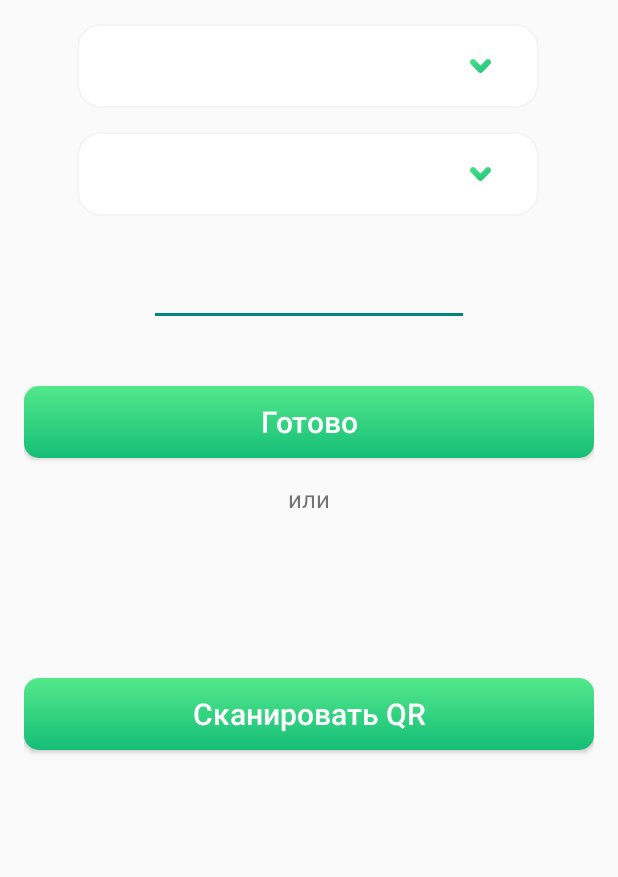
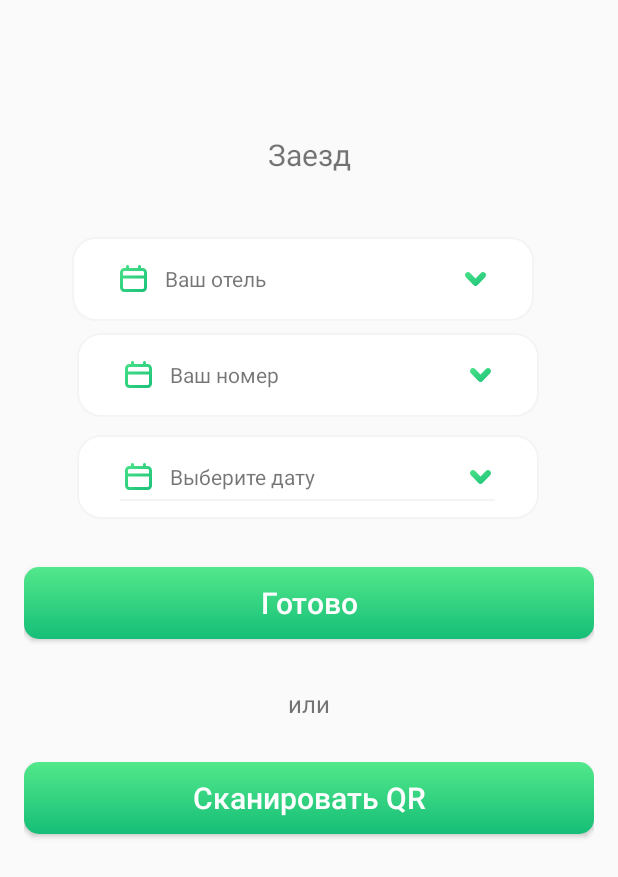
Before and after one commit to Faker334/sucsess, an Android app: the Zaseleniye screen opened directly, with no data from a screen before it, on a phone screen of 412 x 824 dp. Shown: the top 877 px of the screen. Run offline under Robolectric (Android 15) with nearby library versions, the phone set to English and light mode, and no system bars; Roboto replaces fonts that are not available here; 5 statements that could not run were skipped.

Commit message:
zakonchil_zaselenie_bes_qr

```diff
--- a/app/src/main/java/com/example/myapplication/CustomSpinner.java
+++ b/app/src/main/java/com/example/myapplication/CustomSpinner.java
@@ -3,6 +3,7 @@ package com.example.myapplication;
 import android.content.Context;
 import android.content.res.Resources;
 import android.util.AttributeSet;
+import android.view.View;
 import android.widget.Spinner;
 
 import androidx.annotation.NonNull;
@@ -56,6 +57,7 @@ public class CustomSpinner extends AppCompatSpinner {
         return super.performClick();
     }
 
+
     @Override
     public void onWindowFocusChanged (boolean hasFocus) {
         if (hasBeenOpened() && hasFocus) {
@@ -81,6 +83,7 @@ public class CustomSpinner extends AppCompatSpinner {
         }
     }
 
+
     /**
      * A boolean flag indicating that the Spinner triggered an open event.
      *
--- a/app/src/main/java/com/example/myapplication/FruitAdapter.java
+++ b/app/src/main/java/com/example/myapplication/FruitAdapter.java
@@ -7,6 +7,7 @@ import android.content.Context;
 import android.view.LayoutInflater;
 import android.view.View;
 import android.view.ViewGroup;
+import android.widget.AbsListView;
 import android.widget.BaseAdapter;
 import android.widget.ImageView;
 import android.widget.TextView;
@@ -37,7 +38,7 @@ public class FruitAdapter extends BaseAdapter {
 
     @Override
     public Object getItem(int i) {
-        return i;
+        return fruitList.get(i);
     }
 
     @Override
@@ -47,14 +48,32 @@ public class FruitAdapter extends BaseAdapter {
 
     @Override
     public View getView(int i, View view, ViewGroup viewGroup) {
+        // Здесь оставляем как есть, это вид элемента, когда спиннер закрыт
+        return createItemView(i, viewGroup);
+    }
+
+    @Override
+    public View getDropDownView(int position, View convertView, ViewGroup parent) {
+        // Если это первый элемент, возвращаем пустой макет с нулевой высотой
+        if (position == 0) {
+            View emptyView = new View(context);
+            emptyView.setLayoutParams(new AbsListView.LayoutParams(0, 0));
+            return emptyView;
+        }
+        // Для остальных элементов используем обычный макет
+        return createItemView(position, parent);
+    }
+
+    private View createItemView(int i, ViewGroup viewGroup) {
         View rootView = LayoutInflater.from(context)
                 .inflate(R.layout.item_fruit, viewGroup, false);
 
         TextView txtName = rootView.findViewById(R.id.name);
         ImageView image = rootView.findViewById(R.id.image);
 
-        txtName.setText(fruitList.get(i).getName());
-        image.setImageResource(R.drawable.chelovechekxml);
+        HotelName hotelName = fruitList.get(i);
+        txtName.setText(hotelName.getName());
+        image.setImageResource(hotelName.getImage());
 
         return rootView;
     }
--- a/app/src/main/java/com/example/myapplication/Zaseleniye.java
+++ b/app/src/main/java/com/example/myapplication/Zaseleniye.java
@@ -2,67 +2,341 @@ package com.example.myapplication;
 
 import androidx.appcompat.app.AppCompatActivity;
 
+import android.app.DatePickerDialog;
+import android.app.TimePickerDialog;
 import android.content.Intent;
+import android.content.SharedPreferences;
+import android.os.AsyncTask;
 import android.os.Bundle;
+import android.util.Log;
 import android.view.View;
-import android.widget.ArrayAdapter;
+import android.widget.AdapterView;
 import android.widget.Button;
-import android.widget.ListView;
-import android.widget.Spinner;
+import android.widget.DatePicker;
+import android.widget.TextView;
+import android.widget.TimePicker;
+import android.widget.Toast;
 
-import com.example.myapplication.inventory.Data;
+import com.example.myapplication.inventory.HotelName;
 
+import org.json.JSONArray;
+import org.json.JSONException;
+import org.json.JSONObject;
+
+import java.io.IOException;
+import java.text.SimpleDateFormat;
 import java.util.ArrayList;
+import java.util.Calendar;
 import java.util.List;
+import java.util.Locale;
 
-public class Zaseleniye extends AppCompatActivity {
-    private CustomSpinner spinner_fruits;
+import okhttp3.MediaType;
+import okhttp3.OkHttpClient;
+import okhttp3.Request;
+import okhttp3.RequestBody;
 
-    private FruitAdapter adapter;
+public class Zaseleniye extends AppCompatActivity  {
+    String IdHotel="-1";
+
+    String NumberNomer="-1";
+    String data="-1";
+
+    TextView SpinerHOtelTextVIew;
+    TextView SpinerNumberTextVIew;
+
+    List<HotelName> HotelList = new ArrayList<>();
+    List<HotelName> NumberlList = new ArrayList<>();
+    private CustomSpinner spinner_Hotel;
+    private CustomSpinner spinner_Number;
+
+    private FruitAdapter HotelAdapter;
+    private FruitAdapter NumberAdapter;
+
+
+    private class GetListHotel extends AsyncTask<Void, Void, String> {
+
+        @Override
+        protected String doInBackground(Void... voids) {
+
+
+            OkHttpClient client = new OkHttpClient().newBuilder()
+                    .build();
+            Request request = new Request.Builder()
+                    .url("https://app.successhotel.ru/api/client/organizations")
+                    .method("GET", null)
+                    .addHeader("Accept", "application/json")
+                    .addHeader("Authorization", "Bearer " + getToken()) // Добавление заголовка Authorization
+                    .build();
+
+
+            try {
+               return client.newCall(request).execute().body().string();
+            } catch (IOException e) {
+                Log.e("Tag", "мяу");
+                e.printStackTrace();
+            }
+            return null;
+        }
+
+        @Override
+        protected void onPostExecute(String result) {
+            try {
+                JSONObject  j = new JSONObject(result);
+                JSONArray jArray = j.getJSONArray("organizations");
+                for (int i=0; i < jArray.length(); i++)
+                {
+                        JSONObject oneObject = jArray.getJSONObject(i);
+                        String oneObjectsItem = oneObject.getString("id");
+                        HotelList.add(new HotelName(oneObjectsItem));
+
+
+                }
+                Log.e("TAAAAAAG", result);
+            } catch (JSONException e) {
+                throw new RuntimeException(e);
+            }
+
+        }
+    }
+
+    private class GetNomerBYHOtel extends AsyncTask<Void, Void, String> {
+        protected void  onPreExecute(){
+
+        NumberlList.clear();
+        NumberlList.add(new HotelName("1"));
+        }
+        @Override
+        protected String doInBackground(Void... voids) {
+
+
+            OkHttpClient client = new OkHttpClient().newBuilder()
+                    .build();
+            Request request = new Request.Builder()
+                    .url("https://app.successhotel.ru/api/client/organizations/"+IdHotel+"/rooms")
+                    .method("GET", null)
+                    .addHeader("Accept", "application/json")
+                    .addHeader("Authorization", "Bearer " + getToken()) // Добавление заголовка Authorization
+                    .build();
+
+
+            try {
+                return client.newCall(request).execute().body().string();
+            } catch (IOException e) {
+                Log.e("Tag", "мяу");
+                e.printStackTrace();
+            }
+            return null;
+        }
+
+        @Override
+        protected void onPostExecute(String result) {
+            try {
+                JSONObject  j = new JSONObject(result);
+                JSONArray jArray = j.getJSONArray("rooms");
+                for (int i=0; i < jArray.length(); i++)
+                {
+                    JSONObject oneObject = jArray.getJSONObject(i);
+                    String oneObjectsItem = oneObject.getString("name");
+                    NumberlList.add(new HotelName(oneObjectsItem));
+                   Log.e("добавил в намбер лист",NumberlList.get(i).getName());
+                }
+
+            } catch (JSONException e) {
+                Log.e("tatat","не нашел комнаты по айди"+IdHotel);
+            }
+            Log.e("TTTTTTTTTAAAAAAAAAAAAAAAGGGG", result);
+        }
+    }
+        private class ToNomerInHotel extends AsyncTask<Void, Void, String> {
+        protected void  onPreExecute(){
+
+
+        }
+        @Override
+        protected String doInBackground(Void... voids) {
+
+
+            OkHttpClient client = new OkHttpClient().newBuilder()
+                    .build();
+            MediaType mediaType = MediaType.parse("application/json; charset=utf-8");
+            RequestBody body = RequestBody.create(mediaType, "{\r\n    \"room_id\":"+NumberNomer+",\r\n    \"chek_in_date\":\""+data+"\"\r\n}");
+            Request request = new Request.Builder()
+                    .url("https://app.successhotel.ru/api/client/check-in")
+                    .method("POST", body)
+                    .addHeader("Accept", "application/json")
+                    .addHeader("Authorization", "Bearer " + getToken())
+                    .build();
+
+
+
+            Log.e("tatata","{\r\n    \"room_id\":"+NumberNomer+",\r\n    \"chek_in_date\":\""+data+"\"\r\n}");
+
+            try {
+                return client.newCall(request).execute().body().string();
+            } catch (IOException e) {
+                Log.e("Tag", "мяу");
+                e.printStackTrace();
+            }
+            return null;
+        }
+
+        @Override
+        protected void onPostExecute(String result) {
+            if (result.contains("true")){
+
+                Intent i = new Intent(Zaseleniye.this, InHotel.class);
+                startActivity(i);
+            }else Toast.makeText(Zaseleniye.this,"Ошибка",Toast.LENGTH_LONG).show();
+            Log.e("TTTTTTTTTAAAAAAAAAAAAAAAGGGG", result);
+        }
+    }
 
     Button InhotelBut;
-ListView listView;
     @Override
     protected void onCreate(Bundle savedInstanceState) {
         super.onCreate(savedInstanceState);
         setContentView(R.layout.activity_zaseleniye);
+
+        currentDateTime = findViewById(R.id.currentDateTime);
+
+        SpinerHOtelTextVIew =findViewById(R.id.spinerhoteltext);
+        SpinerNumberTextVIew= findViewById(R.id.spinernumberltext);
+        SpinerNumberTextVIew.setOnClickListener(new View.OnClickListener() {
+            @Override
+            public void onClick(View v) {
+
+                spinner_Number.performClick();
+            }
+        });
+        SpinerHOtelTextVIew.setOnClickListener(new View.OnClickListener() {
+            @Override
+            public void onClick(View v) {
+                spinner_Hotel.performClick();
+            }
+        });
+        HotelList.add(new HotelName("-1"));
+        NumberlList.add(new HotelName("-1"));
+
+
+
+
+
+
+
         InhotelBut= findViewById(R.id.button_in_hoyel);
         InhotelBut.setOnClickListener(new View.OnClickListener() {
             @Override
             public void onClick(View v) {
-                Intent i = new Intent(Zaseleniye.this, InHotel.class);
-                startActivity(i);
+                if (!IdHotel.equals("-1") && !(NumberNomer.equals("-1"))&& !(data.equals("-1"))){
+                new ToNomerInHotel().execute();}
+
             }
         });
 
-      // String[] countries = { "Бразилия", "Аргентина", "Колумбия", "Чили", "Уругвай"};
-//
-//            Spinner spinner = findViewById(R.id.spinner_hotel);
-//            // Создаем адаптер ArrayAdapter с помощью массива строк и стандартной разметки элемета spinner
-//            ArrayAdapter<String> adapter = new ArrayAdapter(this, android.R.layout.simple_spinner_item, countries);
-//            // Определяем разметку для использования при выборе элемента
-//            adapter.setDropDownViewResource(android.R.layout.simple_spinner_dropdown_item);
-//            // Применяем адаптер к элементу spinner
-//            spinner.setAdapter(adapter);
-//
-        spinner_fruits = findViewById(R.id.spinner_hotel);
 
+        spinner_Hotel = findViewById(R.id.spinner_hotel);                   //присвоение адаптеров
+        HotelAdapter = new FruitAdapter(Zaseleniye.this, HotelList);
+        spinner_Hotel.setAdapter(HotelAdapter);
 
-        adapter = new FruitAdapter(Zaseleniye.this, Data.getFruitList());
-        spinner_fruits.setAdapter(adapter);
-
-    }
-
-
-    public void onPopupWindowOpened(Spinner spinner) {
-        spinner_fruits.setBackground(getResources().getDrawable(R.drawable.krovat));
-    }
-
-    public void onPopupWindowClosed(Spinner spinner) {
-        spinner_fruits.setBackground(getResources().getDrawable(R.drawable.krovat));
-    }
+        spinner_Number =findViewById(R.id.spinner_nomer);
+        NumberAdapter = new FruitAdapter(Zaseleniye.this, NumberlList);
+        spinner_Number.setPrompt("выберите номеррррр");
+        spinner_Number.setAdapter(NumberAdapter);
 
 
 
 
+        spinner_Hotel.setOnItemSelectedListener(new AdapterView.OnItemSelectedListener() {
+            @Override
+            public void onItemSelected(AdapterView<?> parent, View view, int position, long id) {
+                // Получение выбранного элемента как объекта
+                Log.e("нажали на спинер_хотел","777");
+                IdHotel = HotelList.get(position).getName();
+                if (position!=0){
+                    spinner_Number.setEnabled(true);
+                    new GetNomerBYHOtel().execute();
+                    SpinerHOtelTextVIew.setText(HotelList.get(position).getName());
+                }
+
+            }
+            public void onNothingSelected(AdapterView<?> parent) {
+            }
+        });
+
+        spinner_Number.setOnItemSelectedListener(new AdapterView.OnItemSelectedListener() {
+            @Override
+            public void onItemSelected(AdapterView<?> parent, View view, int position, long id) {
+                if (position!=0){
+                NumberNomer = NumberlList.get(position).getName();
+                SpinerNumberTextVIew.setText(NumberNomer);
+                Log.e("Зашел в лист спинер_намбер",NumberNomer);}
+                            }
+            public void onNothingSelected(AdapterView<?> parent) {
+                Log.e("tata","Twet");
+            }
+        });
+
+
+        new GetListHotel().execute();
+
+
+
+
+    }
+
+private String getToken(){
+    SharedPreferences encryptedPrefs = MyPreferences.getEncryptedSharedPreferences(this);
+    return encryptedPrefs.getString("token","123");
 }
+
+    TextView currentDateTime;
+    Calendar dateAndTime=Calendar.getInstance();
+
+    // отображаем диалоговое окно для выбора даты
+    public void setDate(View v) {
+        new DatePickerDialog(Zaseleniye.this, d,
+                dateAndTime.get(Calendar.YEAR),
+                dateAndTime.get(Calendar.MONTH),
+                dateAndTime.get(Calendar.DAY_OF_MONTH))
+                .show();
+
+    }
+
+    // отображаем диалоговое окно для выбора времени
+    public void setTime(View v) {
+        new TimePickerDialog(Zaseleniye.this, t,
+                dateAndTime.get(Calendar.HOUR_OF_DAY),
+                dateAndTime.get(Calendar.MINUTE), true)
+                .show();
+    }
+    // установка начальных даты и времени
+    private void setInitialDateTime() {
+        SimpleDateFormat dateFormat = new SimpleDateFormat("yyyy-MM-dd HH:mm", Locale.getDefault());
+
+
+        data = dateFormat.format(dateAndTime.getTimeInMillis());
+        currentDateTime.setText(data);
+    }
+
+    // установка обработчика выбора времени
+    TimePickerDialog.OnTimeSetListener t=new TimePickerDialog.OnTimeSetListener() {
+        public void onTimeSet(TimePicker view, int hourOfDay, int minute) {
+            dateAndTime.set(Calendar.HOUR_OF_DAY, hourOfDay);
+            dateAndTime.set(Calendar.MINUTE, minute);
+            setInitialDateTime();
+        }
+    };
+
+    // установка обработчика выбора даты
+    DatePickerDialog.OnDateSetListener d=new DatePickerDialog.OnDateSetListener() {
+        public void onDateSet(DatePicker view, int year, int monthOfYear, int dayOfMonth) {
+            dateAndTime.set(Calendar.YEAR, year);
+            dateAndTime.set(Calendar.MONTH, monthOfYear);
+            dateAndTime.set(Calendar.DAY_OF_MONTH, dayOfMonth);
+            setInitialDateTime();
+            setTime(view);
+        }
+    };
+
+
+}
--- a/app/src/main/java/com/example/myapplication/CustomPagerAdapter.java
+++ b/app/src/main/java/com/example/myapplication/inventory/CustomPagerAdapter.java
@@ -1,4 +1,4 @@
-package com.example.myapplication;
+package com.example.myapplication.inventory;
 
 import static java.security.AccessController.getContext;
 
@@ -11,6 +11,9 @@ import android.view.ViewGroup;
 import androidx.annotation.NonNull;
 import androidx.viewpager.widget.PagerAdapter;
 import androidx.viewpager.widget.ViewPager;
+
+import com.example.myapplication.ModelObject;
+import com.example.myapplication.MyScroller;
 
 import java.lang.reflect.Field;
 
--- a/app/src/main/java/com/example/myapplication/inventory/Data.java
+++ /dev/null
@@ -1,16 +0,0 @@
-package com.example.myapplication.inventory;
-import com.example.myapplication.R;
-import java.util.ArrayList;
-import java.util.List;
-
-public class Data {
-
-    public static List<HotelName> getFruitList() {
-        List<HotelName> HotelList = new ArrayList<>();
-
-
-
-        return HotelList;
-    }
-
-}
--- a/app/src/main/java/com/example/myapplication/inventory/HotelName.java
+++ b/app/src/main/java/com/example/myapplication/inventory/HotelName.java
@@ -1,4 +1,6 @@
 package com.example.myapplication.inventory;
+import com.example.myapplication.R;
+
 import java.io.Serializable;
 
 public class HotelName implements Serializable {
@@ -6,7 +8,9 @@ public class HotelName implements Serializable {
     private String name;
     private int image;
 
-    public HotelName() {
+    public HotelName(String s) {
+        this.name=s;
+        this.image= R.drawable.krovat;
     }
 
     public String getName() {
--- /dev/null
+++ b/app/src/main/res/drawable/data.xml
@@ -0,0 +1,20 @@
+<?xml version="1.0" encoding="utf-8"?>
+<selector xmlns:android="http://schemas.android.com/apk/res/android">
+
+
+    <item>
+        <layer-list>
+
+
+
+            <item
+                android:right="12dp"
+                android:left="20dp"
+                android:drawable="@drawable/datasvg"
+                android:gravity="center_vertical|end"
+                />
+
+        </layer-list>
+
+    </item>
+</selector>
--- /dev/null
+++ b/app/src/main/res/drawable/datasvg.xml
@@ -0,0 +1,22 @@
+<vector xmlns:android="http://schemas.android.com/apk/res/android"
+    xmlns:aapt="http://schemas.android.com/aapt"
+    android:width="18dp"
+    android:height="18dp"
+    android:viewportWidth="18"
+    android:viewportHeight="18">
+  <path
+      android:pathData="M4,1C4,0.448 4.448,0 5,0C5.552,0 6,0.448 6,1V2H12V1C12,0.448 12.448,0 13,0C13.552,0 14,0.448 14,1V2H15C16.657,2 18,3.343 18,5V15C18,16.657 16.657,18 15,18H3C1.343,18 0,16.657 0,15V5C0,3.343 1.343,2 3,2H4V1ZM2,5C2,4.448 2.448,4 3,4H15C15.552,4 16,4.448 16,5V7H2V5ZM2,9V15C2,15.552 2.448,16 3,16H15C15.552,16 16,15.552 16,15V9H2Z"
+      android:fillType="evenOdd">
+    <aapt:attr name="android:fillColor">
+      <gradient
+          android:startX="-3.255"
+          android:startY="-3.679"
+          android:endX="17.564"
+          android:endY="22.18"
+          android:type="linear">
+        <item android:offset="0" android:color="#FF53E88B"/>
+        <item android:offset="1" android:color="#FF15BE77"/>
+      </gradient>
+    </aapt:attr>
+  </path>
+</vector>
--- a/app/src/main/res/layout/activity_zaseleniye.xml
+++ b/app/src/main/res/layout/activity_zaseleniye.xml
@@ -13,48 +13,51 @@
         android:layout_width="308dp"
         android:layout_height="56dp"
         android:layout_margin="16dp"
+        android:layout_marginBottom="12dp"
         android:background="@drawable/bg_spinner_fruit"
         android:dropDownVerticalOffset="40dp"
+        android:visibility="invisible"
+        app:layout_constraintBottom_toTopOf="@+id/spinner_nomer"
         app:layout_constraintEnd_toEndOf="parent"
         app:layout_constraintHorizontal_bias="0.49"
-        app:layout_constraintStart_toStartOf="parent"
-        tools:layout_editor_absoluteY="69dp" />
+        app:layout_constraintStart_toStartOf="parent" />
 
     <com.example.myapplication.CustomSpinner
         android:id="@+id/spinner_nomer"
         android:layout_width="308dp"
         android:layout_height="56dp"
         android:layout_margin="16dp"
-        android:layout_marginTop="48dp"
+        android:layout_marginBottom="24dp"
         android:background="@drawable/bg_spinner_fruit"
         android:dropDownVerticalOffset="40dp"
+        android:visibility="invisible"
+        app:layout_constraintBottom_toTopOf="@+id/currentDateTime"
         app:layout_constraintEnd_toEndOf="parent"
         app:layout_constraintHorizontal_bias="0.49"
-        app:layout_constraintStart_toStartOf="parent"
-        app:layout_constraintTop_toBottomOf="@+id/spinner_hotel" />
+        app:layout_constraintStart_toStartOf="parent" />
 
 
     <Button
         android:id="@+id/button_in_hoyel"
         android:layout_width="match_parent"
         android:layout_height="wrap_content"
-        android:layout_marginTop="40dp"
+        android:layout_marginBottom="32dp"
         android:background="@drawable/button_rounded"
+
         android:text="Готово"
         android:textAllCaps="false"
-
         android:textColor="#FEFEFF"
         android:textSize="20dp"
+        app:layout_constraintBottom_toTopOf="@+id/textView6"
         app:layout_constraintEnd_toEndOf="parent"
         app:layout_constraintHorizontal_bias="0.0"
-        app:layout_constraintStart_toStartOf="parent"
-        app:layout_constraintTop_toBottomOf="@+id/editTextDate" />
+        app:layout_constraintStart_toStartOf="parent" />
 
     <Button
         android:id="@+id/button_qrcod"
         android:layout_width="match_parent"
         android:layout_height="wrap_content"
-        android:layout_marginBottom="308dp"
+        android:layout_marginBottom="252dp"
         android:background="@drawable/button_rounded"
         android:text="Cканировать QR"
 
@@ -66,27 +69,88 @@
         app:layout_constraintHorizontal_bias="0.0"
         app:layout_constraintStart_toStartOf="parent" />
 
-    <EditText
-        android:id="@+id/editTextDate"
-        android:layout_width="wrap_content"
-        android:layout_height="wrap_content"
-        android:layout_marginTop="28dp"
-        android:ems="10"
-        android:inputType="date"
-        app:layout_constraintEnd_toEndOf="parent"
-        app:layout_constraintStart_toStartOf="parent"
-        app:layout_constraintTop_toBottomOf="@+id/spinner_nomer" />
-
     <TextView
         android:id="@+id/textView6"
         android:layout_width="wrap_content"
         android:layout_height="wrap_content"
-        android:layout_marginTop="16dp"
+        android:layout_marginBottom="28dp"
         android:text="или"
         android:textSize="16sp"
+        app:layout_constraintBottom_toTopOf="@+id/button_qrcod"
         app:layout_constraintEnd_toEndOf="parent"
+        app:layout_constraintStart_toStartOf="parent" />
+
+    <TextView
+        android:id="@+id/currentDateTime"
+        android:layout_width="308dp"
+        android:layout_height="56dp"
+        android:layout_marginBottom="32dp"
+        android:background="@drawable/bg_spinner_fruit"
+        android:drawableLeft="@drawable/data"
+        android:gravity="center|start"
+        android:onClick="setDate"
+        android:text="Выберите дату"
+        android:textSize="14sp"
+        app:layout_constraintBottom_toTopOf="@+id/button_in_hoyel"
+        app:layout_constraintHorizontal_bias="0.49"
+        app:layout_constraintLeft_toLeftOf="parent"
+        app:layout_constraintRight_toRightOf="parent" />
+
+
+    <View
+        android:layout_width="250dp"
+        android:layout_height="1dp"
+        android:layout_marginBottom="44dp"
+        android:background="#F4F4F4"
+        app:layout_constraintBottom_toTopOf="@+id/button_in_hoyel"
+        app:layout_constraintEnd_toEndOf="parent"
+        app:layout_constraintHorizontal_bias="0.49"
+        app:layout_constraintStart_toStartOf="parent" />
+
+    <TextView
+        android:id="@+id/textView7"
+        android:layout_width="171dp"
+        android:layout_height="45dp"
+        android:layout_marginBottom="20dp"
+        android:gravity="center"
+        android:text="Заезд"
+        android:textSize="20sp"
+        app:layout_constraintBottom_toTopOf="@+id/spinner_hotel"
+        app:layout_constraintEnd_toEndOf="parent"
+        app:layout_constraintStart_toStartOf="parent" />
+
+    <TextView
+        android:id="@+id/spinerhoteltext"
+        android:layout_width="308dp"
+        android:layout_height="56dp"
+        android:textSize="14sp"
+        android:drawableLeft="@drawable/data"
+
+
+        android:layout_marginTop="32dp"
+        android:background="@drawable/bg_spinner_fruit"
+        android:gravity="center|start"
+        android:text="Ваш отель"
+        app:layout_constraintEnd_toEndOf="parent"
+        app:layout_constraintHorizontal_bias="0.448"
         app:layout_constraintStart_toStartOf="parent"
-        app:layout_constraintTop_toBottomOf="@+id/button_in_hoyel" />
+        app:layout_constraintTop_toBottomOf="@+id/textView7" />
+
+    <TextView
+        android:id="@+id/spinernumberltext"
+        android:layout_width="308dp"
+        android:layout_height="56dp"
+        android:layout_marginTop="76dp"
+        android:background="@drawable/bg_spinner_fruit"
+        android:drawableLeft="@drawable/data"
+
+        android:gravity="center|start"
+        android:text="Ваш номер"
+        android:textSize="14sp"
+        app:layout_constraintEnd_toEndOf="parent"
+        app:layout_constraintHorizontal_bias="0.49"
+        app:layout_constraintStart_toStartOf="parent"
+        app:layout_constraintTop_toTopOf="@+id/spinner_hotel" />
 
 
 </androidx.constraintlayout.widget.ConstraintLayout>
```
Also changed, not shown: app/src/main/AndroidManifest.xml (+3 -8 lines), app/src/main/java/com/example/myapplication/FirstStartL.java (+6 -3 lines), app/src/main/java/com/example/myapplication/MainActivity.java (+57 -72 lines), app/src/main/java/com/example/myapplication/avtorization.java (+4 -3 lines), app/src/main/res/drawable/in_hotel_kover.png (deleted).
